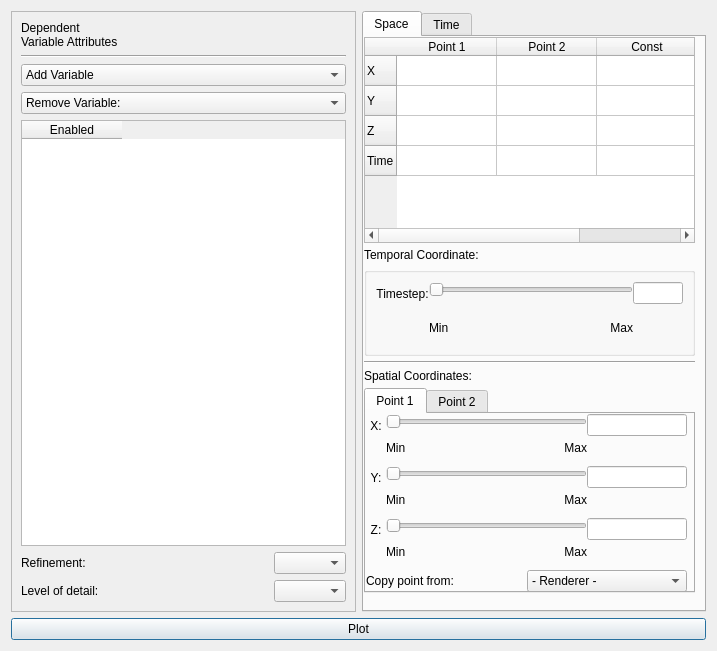
The window that apps/vaporgui/ui/plotWindow.ui (StasJ/vapor-formatted) describes before a commit, drawn with Qt 5.
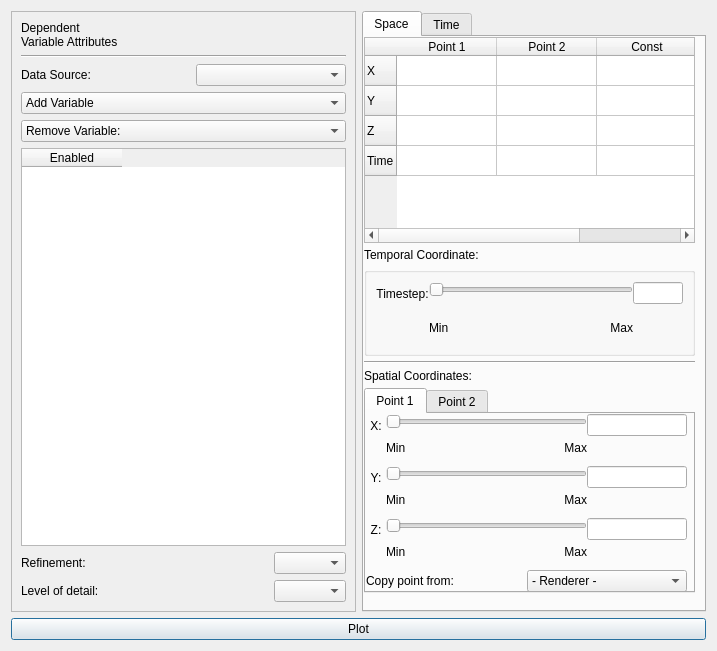
The same window after the commit.

Commit message: updates to plot params and fix for single-point-selector

What changed in the file:
```diff
--- a/apps/vaporgui/ui/plotWindow.ui
+++ b/apps/vaporgui/ui/plotWindow.ui
@@ -46,6 +46,43 @@
           </property>
          </widget>
         </item>
+        <item>
+         <layout class="QHBoxLayout" name="horizontalLayout_7">
+          <property name="bottomMargin">
+           <number>0</number>
+          </property>
+          <item>
+           <widget class="QLabel" name="label_7">
+            <property name="text">
+             <string>Data Source:</string>
+            </property>
+           </widget>
+          </item>
+          <item>
+           <spacer name="horizontalSpacer_3">
+            <property name="orientation">
+             <enum>Qt::Horizontal</enum>
+            </property>
+            <property name="sizeHint" stdset="0">
+             <size>
+              <width>40</width>
+              <height>20</height>
+             </size>
+            </property>
+           </spacer>
+          </item>
+          <item>
+           <widget class="QComboBox" name="dataMgrCombo">
+            <property name="minimumSize">
+             <size>
+              <width>150</width>
+              <height>0</height>
+             </size>
+            </property>
+           </widget>
+          </item>
+         </layout>
+        </item>
         <item>
          <widget class="QComboBox" name="addVarCombo">
           <item>
```
The commit also changes 7 other files.
